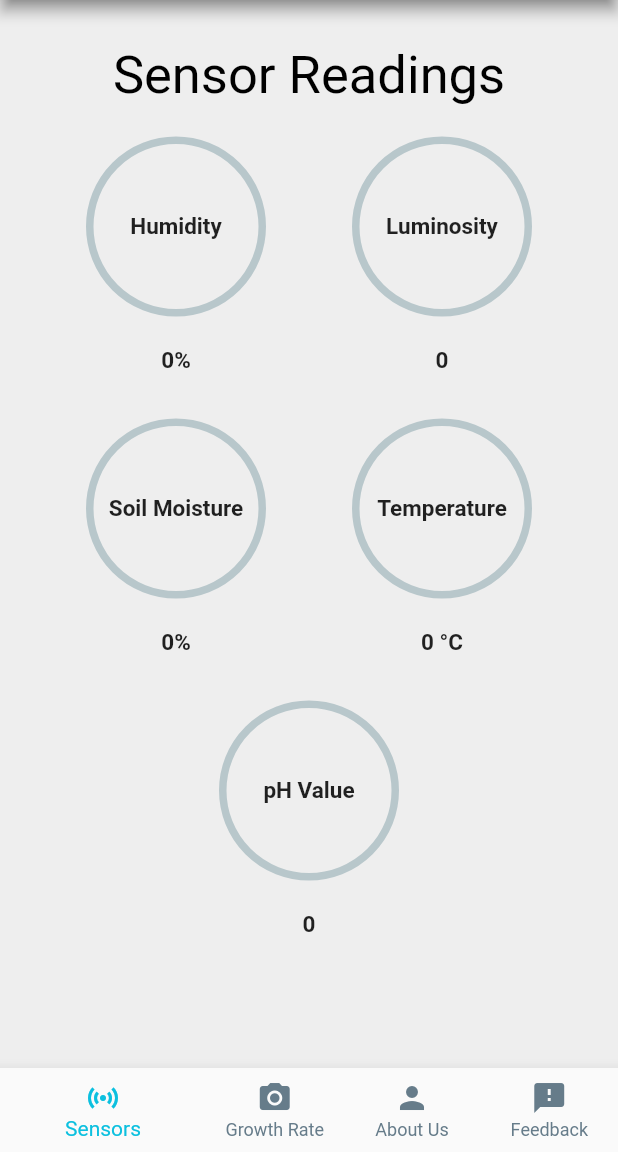
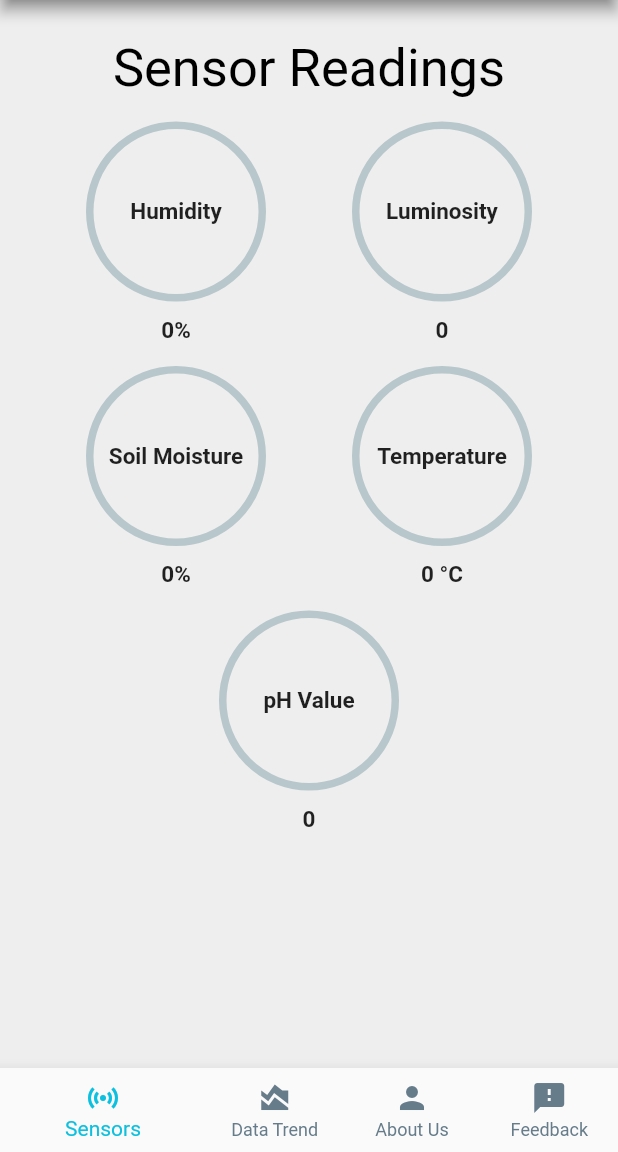
Before and after one commit to fritzlamparas/LetsGrow, a Flutter app: the screen it shows after launch, on a phone screen of 412 x 824 dp, the part 84-1236 px from its top. Run offline on Flutter 3.47's test engine with Material 2 defaults, Android fonts, the phone set to English and light mode, and no system bars; drawn by our look-alikes of percent_indicator; our stand-ins replace cloud_firestore, firebase_core, firebase_database, flutter_native_splash, webview_flutter; accounts and stored records are empty; Roboto replaces fonts that are missing (RobotoBold).

Commit message:
Created the Data Trend Page

```diff
--- a/lib/nav_pages/home.dart
+++ b/lib/nav_pages/home.dart
@@ -130,7 +130,7 @@ class _HomePageState extends State<homePage> {
         child: Column(
           crossAxisAlignment: CrossAxisAlignment.start,
           children: <Widget>[
-            const SizedBox(height: 10),
+            const SizedBox(height: 5),
             Container(
               padding: const EdgeInsets.fromLTRB(20, 20, 20, 10),
               alignment: Alignment.center,
@@ -145,7 +145,7 @@ class _HomePageState extends State<homePage> {
               ),
             ),
             const SizedBox(
-              height: 10,
+              height: 5,
             ),
             Row(
               mainAxisAlignment: MainAxisAlignment.spaceEvenly,
@@ -168,7 +168,7 @@ class _HomePageState extends State<homePage> {
                         ),
                         progressColor: Colors.blue,
                       ),
-                      const SizedBox(height: 20), // Adjust the height as needed
+                      const SizedBox(height: 10), // Adjust the height as needed
                       Text(
                         '$humidity%',
                         style: const TextStyle(
@@ -188,7 +188,7 @@ class _HomePageState extends State<homePage> {
                       CircularPercentIndicator(
                         radius: 60,
                         lineWidth: 5,
-                        percent: double.parse(light) / 500,
+                        percent: double.parse(light) / 6000,
                         center: const Text(
                           'Luminosity',
                           style: TextStyle(
@@ -198,7 +198,7 @@ class _HomePageState extends State<homePage> {
                         ),
                         progressColor: Colors.yellow,
                       ),
-                      const SizedBox(height: 20), // Adjust the height as needed
+                      const SizedBox(height: 10), // Adjust the height as needed
                       Text(
                         light,
                         style: const TextStyle(
@@ -212,7 +212,7 @@ class _HomePageState extends State<homePage> {
               ],
             ),
             const SizedBox(
-              height: 30,
+              height: 15,
             ),
             Row(
               mainAxisAlignment: MainAxisAlignment.spaceEvenly,
@@ -235,7 +235,7 @@ class _HomePageState extends State<homePage> {
                         ),
                         progressColor: Colors.green,
                       ),
-                      const SizedBox(height: 20), // Adjust the height as needed
+                      const SizedBox(height: 10), // Adjust the height as needed
                       Text(
                         '$soilm%',
                         style: const TextStyle(
@@ -264,7 +264,7 @@ class _HomePageState extends State<homePage> {
                         ),
                         progressColor: Colors.red,
                       ),
-                      const SizedBox(height: 20), // Adjust the height as needed
+                      const SizedBox(height: 10), // Adjust the height as needed
                       Text(
                         '$temp °C',
                         style: const TextStyle(
@@ -278,7 +278,7 @@ class _HomePageState extends State<homePage> {
               ],
             ),
             const SizedBox(
-              height: 30,
+              height: 15,
             ),
             Container(
               alignment: Alignment.center,
@@ -298,7 +298,7 @@ class _HomePageState extends State<homePage> {
                     ),
                     progressColor: Colors.orange,
                   ),
-                  const SizedBox(height: 20), // Adjust the height as needed
+                  const SizedBox(height: 10), // Adjust the height as needed
                   Text(
                     ph,
                     style: const TextStyle(
--- a/lib/nav_pages/mainPage.dart
+++ b/lib/nav_pages/mainPage.dart
@@ -1,8 +1,8 @@
 import 'package:flutter/material.dart';
 import 'package:letsgrow/nav_pages/aboutUs.dart';
-import 'package:letsgrow/nav_pages/camera.dart';
 import 'package:letsgrow/nav_pages/feedBack.dart';
 import 'package:letsgrow/nav_pages/home.dart';
+import 'package:letsgrow/nav_pages/webview_page.dart';
 
 class mainPage extends StatefulWidget {
   const mainPage({super.key});
@@ -14,7 +14,7 @@ class mainPage extends StatefulWidget {
 class _mainPageState extends State<mainPage> {
   List pages = [
     const homePage(),
-    const cameraPage(),
+    const WebviewPage(),
     const AboutUsPage(),
     const FeedbackPage()
   ];
@@ -44,9 +44,9 @@ class _mainPageState extends State<mainPage> {
           ), //Home
           BottomNavigationBarItem(
             icon: Icon(
-              Icons.camera_alt,
+              Icons.area_chart,
             ),
-            label: 'Growth Rate',
+            label: 'Data Trend',
           ),
           BottomNavigationBarItem(
             icon: Icon(
--- a/pubspec.yaml
+++ b/pubspec.yaml
@@ -46,6 +46,7 @@ dependencies:
   rflutter_alert: ^2.0.4
   get: ^4.6.5
   percent_indicator: ^4.0.1
+  webview_flutter: ^2.0.13
 
 flutter_native_splash:
   color: "#ffffff"
```
Also changed, not shown: lib/main.dart (+0 -15 lines), lib/nav_pages/camera.dart (deleted, +0 -140 lines), lib/nav_pages/webview_page.dart (added, +34 -0 lines), pubspec.lock.
